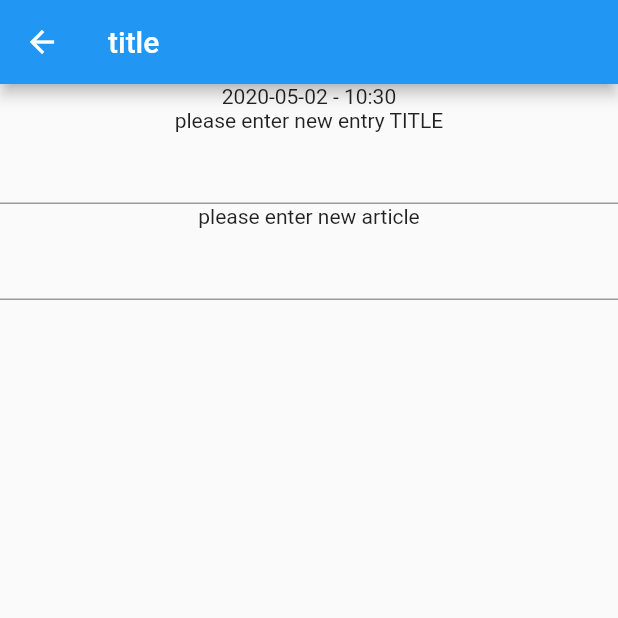
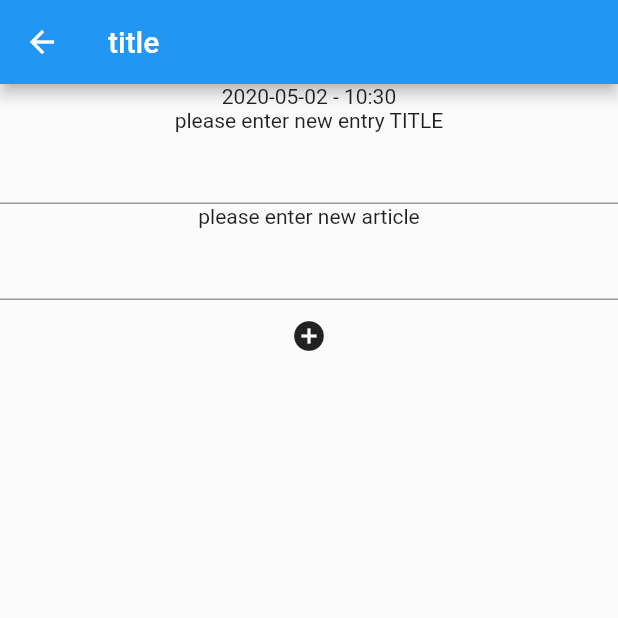
Before and after one commit to sniper-fly/comfortable_diary, a Flutter app: the CreateEntry screen opened directly, on a phone screen of 412 x 824 dp, the top half of it. Run offline on Flutter 3.47's test engine with Material 2 defaults, Android fonts, the phone set to English and light mode, and no system bars.

Commit message:
icon changed

```diff
--- a/lib/create_entry.dart
+++ b/lib/create_entry.dart
@@ -31,14 +31,13 @@ class _CreateEntryState extends State<CreateEntry> {
               maxLines: null,
               onChanged: (article){
                 articleText = article;
-                setState(() {
-                });
+//                setState(() {
+//                });
               },
             ),
             FlatButton(
-              child: Text(articleText),//Icon(Icons.add_circle),
+              child: Icon(Icons.add_circle),
               onPressed: (){
-                //なぜかprintされない
                 print(articleText);
               },
             )
```
